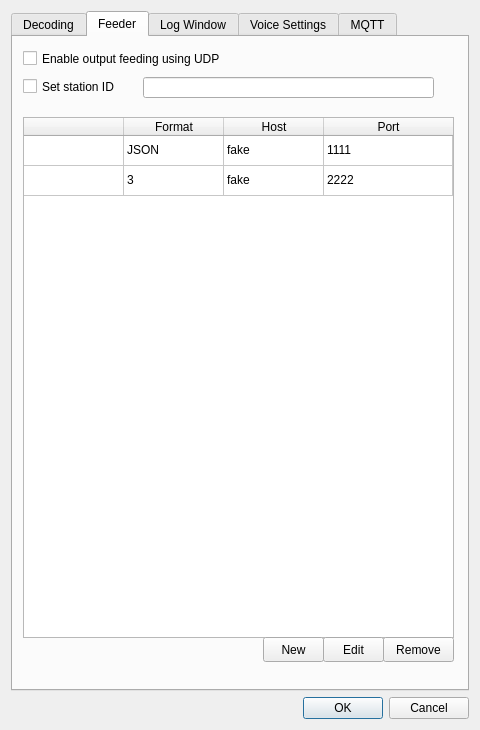
Above: JAERO/gui_classes/settingsdialog.ui from andermatt64/JAERO before the change. Below: the same form after it.
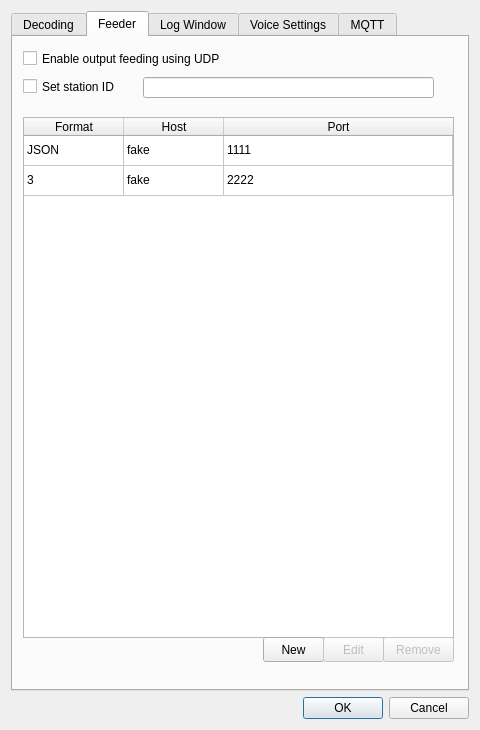
That is the form after the change. The open tabs and pages were chosen to show the change.

What changed in the file:
```diff
--- a/JAERO/gui_classes/settingsdialog.ui
+++ b/JAERO/gui_classes/settingsdialog.ui
@@ -528,11 +528,6 @@
          <string>1</string>
         </property>
        </row>
-       <column>
-        <property name="text">
-         <string/>
-        </property>
-       </column>
        <column>
         <property name="text">
          <string>Format</string>
@@ -548,33 +543,33 @@
          <string>Port</string>
         </property>
        </column>
-       <item row="0" column="1">
+       <item row="0" column="0">
         <property name="text">
          <string>JSON</string>
         </property>
        </item>
+       <item row="0" column="1">
+        <property name="text">
+         <string>fake</string>
+        </property>
+       </item>
        <item row="0" column="2">
         <property name="text">
-         <string>fake</string>
-        </property>
-       </item>
-       <item row="0" column="3">
-        <property name="text">
          <string>1111</string>
         </property>
        </item>
-       <item row="1" column="1">
+       <item row="1" column="0">
         <property name="text">
          <string>3</string>
         </property>
        </item>
+       <item row="1" column="1">
+        <property name="text">
+         <string>fake</string>
+        </property>
+       </item>
        <item row="1" column="2">
         <property name="text">
-         <string>fake</string>
-        </property>
-       </item>
-       <item row="1" column="3">
-        <property name="text">
          <string>2222</string>
         </property>
        </item>
@@ -593,6 +588,9 @@
        </property>
       </widget>
       <widget class="QPushButton" name="editEntryButton">
+       <property name="enabled">
+        <bool>false</bool>
+       </property>
        <property name="geometry">
         <rect>
          <x>310</x>
@@ -606,6 +604,9 @@
        </property>
       </widget>
       <widget class="QPushButton" name="removeEntryButton">
+       <property name="enabled">
+        <bool>false</bool>
+       </property>
        <property name="geometry">
         <rect>
          <x>370</x>
```
Left out of the diff: 2 changed lines with no effect on the pictures.
